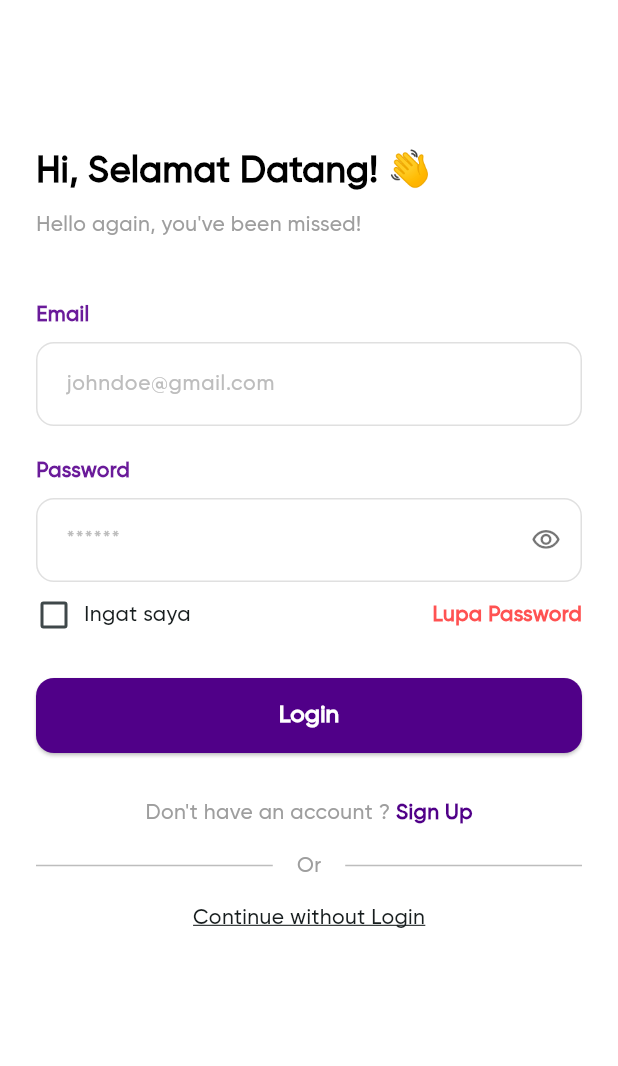
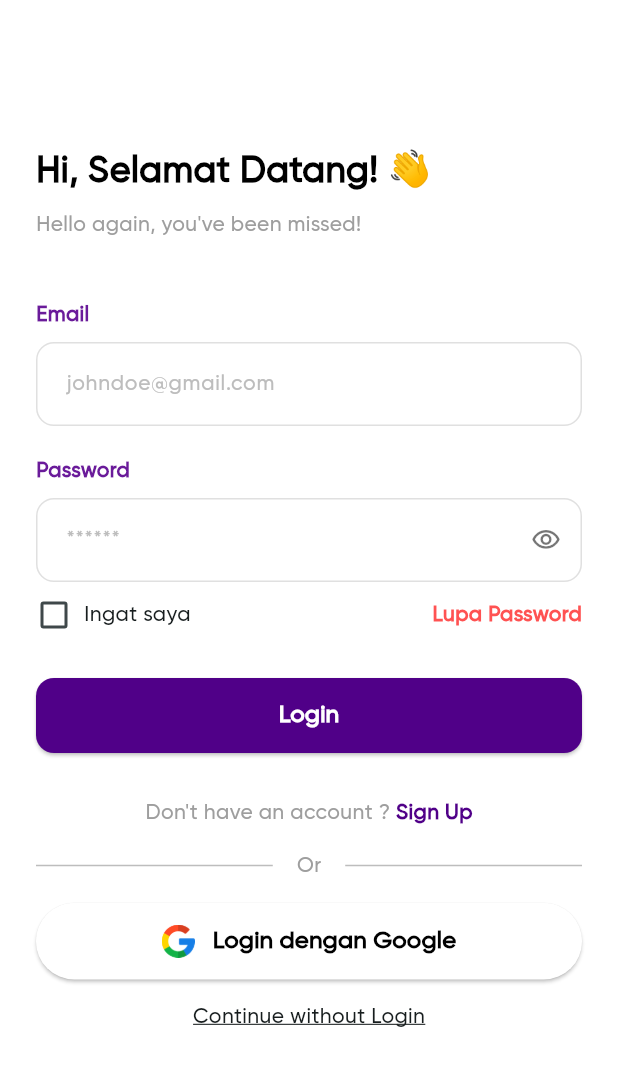
Before and after one commit to azkaowi222/ticket_kcc, a Flutter app: the screen it shows after launch, on a phone screen of 412 x 824 dp. Shown: the top 1066 px of the screen. Run offline on Flutter 3.47's test engine with Material 3 defaults, Android fonts, the phone set to English and light mode, and no system bars; drawn by our look-alikes of loader_overlay; our stand-ins replace firebase_auth, firebase_core, flutter_secure_storage, flutter_spinkit, google_sign_in, image_picker and 1 more; missing offline and left inert: google_mlkit_barcode_scanning, mobile_scanner; accounts and stored records are empty.

Commit message:
add login with google features

```diff
--- a/lib/features/auth/pages/login_page.dart
+++ b/lib/features/auth/pages/login_page.dart
@@ -27,6 +27,23 @@ class _LoginPageState extends State<LoginPage> {
   final TextEditingController _emailController = TextEditingController();
   final TextEditingController _passwordController = TextEditingController();
   final GlobalKey<FormState> formKey = GlobalKey<FormState>();
+
+  Future<void> signInWithGoogle() async {
+    context.loaderOverlay.show();
+    try {
+      final UserModel user =
+          await context.read<AuthProvider>().processSignInWithGoogle();
+      context.read<UserProvider>().setUser(user);
+    } catch (e) {
+      ScaffoldMessenger.of(context).showSnackBar(
+        SnackBar(content: Text(e.toString().replaceAll('Exception', ''))),
+      );
+    } finally {
+      if (mounted && context.loaderOverlay.visible) {
+        context.loaderOverlay.hide();
+      }
+    }
+  }
 
   @override
   Widget build(BuildContext context) {
@@ -128,7 +145,6 @@ class _LoginPageState extends State<LoginPage> {
                   ),
                 ),
                 onPressed: () async {
-                  print('login');
                   if (formKey.currentState!.validate()) {
                     context.loaderOverlay.show();
 
@@ -239,6 +255,33 @@ class _LoginPageState extends State<LoginPage> {
             ),
             SizedBox(height: 15),
             const OrWithDivider(),
+            SizedBox(height: 15),
+            ElevatedButton(
+              style: ButtonStyle(
+                padding: WidgetStatePropertyAll(EdgeInsets.all(14)),
+                backgroundColor: WidgetStatePropertyAll(Colors.white),
+              ),
+              onPressed: signInWithGoogle,
+              child: Row(
+                mainAxisAlignment: MainAxisAlignment.center,
+                children: [
+                  Image.asset(
+                    'assets/icon/google_icon.png',
+                    width: 22,
+                    height: 22,
+                  ),
+                  const SizedBox(width: 12),
+                  const Text(
+                    'Login dengan Google',
+                    style: TextStyle(
+                      fontSize: 16,
+                      fontWeight: FontWeight.w600,
+                      color: Colors.black,
+                    ),
+                  ),
+                ],
+              ),
+            ),
             SizedBox(height: 15),
             GestureDetector(
               onTap: () {
--- a/lib/main.dart
+++ b/lib/main.dart
@@ -1,3 +1,4 @@
+import 'package:firebase_core/firebase_core.dart';
 import 'package:flutter/material.dart';
 import 'package:flutter/services.dart';
 import 'package:flutter_spinkit/flutter_spinkit.dart';
@@ -9,6 +10,7 @@ import 'package:ticket_kcc/features/admin/pages/admin_pages.dart';
 import 'package:ticket_kcc/features/auth/pages/login_page.dart';
 import 'package:ticket_kcc/features/home/pages/home_page.dart';
 import 'package:ticket_kcc/features/order/order_history/order_history_pages.dart';
+import 'package:ticket_kcc/firebase_options.dart';
 import 'package:ticket_kcc/providers/auth_provider.dart';
 import 'package:ticket_kcc/providers/navigation_provider.dart';
 import 'package:ticket_kcc/providers/order_provider.dart';
@@ -18,6 +20,7 @@ import 'package:ticket_kcc/providers/user_provider.dart';
 void main() async {
   WidgetsFlutterBinding.ensureInitialized();
   await initializeDateFormatting('id_ID');
+  await Firebase.initializeApp(options: DefaultFirebaseOptions.currentPlatform);
   runApp(
     MultiProvider(
       providers: [
--- a/lib/models/user_model.dart
+++ b/lib/models/user_model.dart
@@ -15,7 +15,6 @@ class UserModel {
   });
 
   factory UserModel.fromLoginJson(Map<String, dynamic> json) {
-    print(json['user']['email']);
     return UserModel(
       id: json['user']['_id'] ?? json['user']['id'],
       token: json['token'] ?? '',
--- a/lib/services/user_service.dart
+++ b/lib/services/user_service.dart
@@ -9,6 +9,7 @@ class UserService {
   Future<UserModel> profile() async {
     try {
       final token = await StorageService.getToken();
+      print('token from userservice: $token');
       final response = await http.get(
         Uri.parse('${ApiService.baseUrl}/users/profile'),
         headers: {'Authorization': 'Bearer $token'},
--- a/pubspec.yaml
+++ b/pubspec.yaml
@@ -45,6 +45,9 @@ dependencies:
   mobile_scanner: ^7.2.0
   image_picker: ^1.2.3
   google_mlkit_barcode_scanning: ^0.15.0
+  google_sign_in: ^7.2.0
+  firebase_core: ^4.12.1
+  firebase_auth: ^6.5.6
 dev_dependencies:
   flutter_test:
     sdk: flutter
@@ -70,6 +73,7 @@ flutter:
   # To add assets to your application, add an assets section, like this:
   assets:
     - assets/images/
+    - assets/icon/
     # - images/a_dot_ham.jpeg
 
   # An image asset can refer to one or more resolution-specific "variants", see
```
Also changed, not shown: google-services-kcc-ticket.json (added, +90 -0 lines), lib/providers/auth_provider.dart (+9 -0 lines), lib/services/api_service.dart (+6 -2 lines), lib/services/auth_service.dart (+35 -22 lines), assets/icon/google_icon.png (added), firebase.json (added), lib/firebase_options.dart (added), pubspec.lock, 3 other files.
